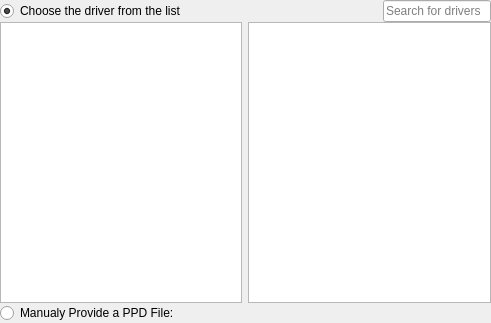
Before: the Qt Designer form libqcups/SelectMakeModel.ui in KDE/print-manager, drawn with Qt 5.
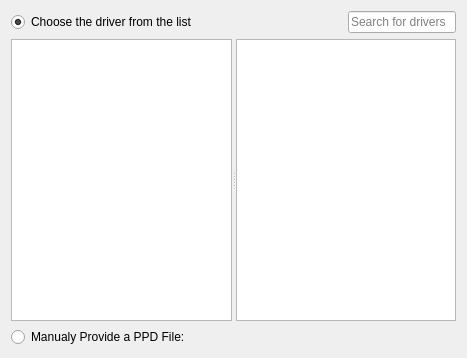
After: the same form once the commit is applied. Custom widgets are drawn as their Qt base class.

What changed in the file:
```diff
--- a/libqcups/SelectMakeModel.ui
+++ b/libqcups/SelectMakeModel.ui
@@ -6,21 +6,64 @@
    <rect>
     <x>0</x>
     <y>0</y>
-    <width>491</width>
-    <height>323</height>
+    <width>467</width>
+    <height>358</height>
    </rect>
   </property>
   <property name="windowTitle">
    <string>Select a Driver</string>
   </property>
   <layout class="QGridLayout" name="gridLayout">
-   <property name="verticalSpacing">
-    <number>0</number>
-   </property>
-   <property name="margin">
-    <number>0</number>
-   </property>
-   <item row="0" column="0" colspan="3">
+   <item row="2" column="0">
+    <widget class="QRadioButton" name="radioButton">
+     <property name="text">
+      <string>Manualy Provide a PPD File:</string>
+     </property>
+    </widget>
+   </item>
+   <item row="2" column="1">
+    <widget class="KUrlRequester" name="kurlrequester">
+     <property name="enabled">
+      <bool>false</bool>
+     </property>
+     <property name="sizePolicy">
+      <sizepolicy hsizetype="Expanding" vsizetype="Fixed">
+       <horstretch>0</horstretch>
+       <verstretch>0</verstretch>
+      </sizepolicy>
+     </property>
+    </widget>
+   </item>
+   <item row="1" column="0" colspan="2">
+    <widget class="QSplitter" name="splitter">
+     <property name="sizePolicy">
+      <sizepolicy hsizetype="Preferred" vsizetype="Expanding">
+       <horstretch>0</horstretch>
+       <verstretch>0</verstretch>
+      </sizepolicy>
+     </property>
+     <property name="orientation">
+      <enum>Qt::Horizontal</enum>
+     </property>
+     <property name="childrenCollapsible">
+      <bool>false</bool>
+     </property>
+     <widget class="QListView" name="makeView">
+      <property name="sizePolicy">
+       <sizepolicy hsizetype="Preferred" vsizetype="Expanding">
+        <horstretch>0</horstretch>
+        <verstretch>0</verstretch>
+       </sizepolicy>
+      </property>
+     </widget>
+     <widget class="QListView" name="ppdsLV">
+      <property name="editTriggers">
+       <set>QAbstractItemView::NoEditTriggers</set>
+      </property>
+     </widget>
+    </widget>
+   </item>
+   <item row="0" column="0" colspan="2">
     <layout class="QHBoxLayout" name="horizontalLayout">
      <item>
       <widget class="QRadioButton" name="radioButton_2">
@@ -47,43 +90,6 @@
      </item>
     </layout>
    </item>
-   <item row="1" column="0" colspan="2">
-    <widget class="QListView" name="makeView">
-     <property name="sizePolicy">
-      <sizepolicy hsizetype="Preferred" vsizetype="Expanding">
-       <horstretch>0</horstretch>
-       <verstretch>0</verstretch>
-      </sizepolicy>
-     </property>
-    </widget>
-   </item>
-   <item row="1" column="2">
-    <widget class="QListView" name="ppdsLV">
-     <property name="editTriggers">
-      <set>QAbstractItemView::NoEditTriggers</set>
-     </property>
-    </widget>
-   </item>
-   <item row="2" column="0">
-    <widget class="QRadioButton" name="radioButton">
-     <property name="text">
-      <string>Manualy Provide a PPD File:</string>
-     </property>
-    </widget>
-   </item>
-   <item row="2" column="1" colspan="2">
-    <widget class="KUrlRequester" name="kurlrequester">
-     <property name="enabled">
-      <bool>false</bool>
-     </property>
-     <property name="sizePolicy">
-      <sizepolicy hsizetype="Expanding" vsizetype="Fixed">
-       <horstretch>0</horstretch>
-       <verstretch>0</verstretch>
-      </sizepolicy>
-     </property>
-    </widget>
-   </item>
   </layout>
  </widget>
  <customwidgets>
```
Left out of the diff: 16 changed lines with no effect on the pictures.
